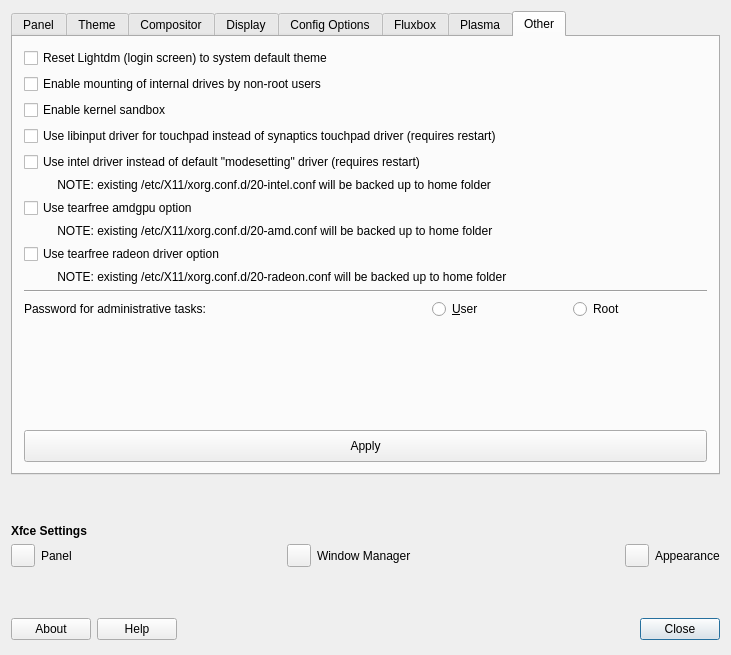
Before: the Qt Designer form defaultlook.ui in MX-Linux/mx-tweak, drawn with Qt 5.
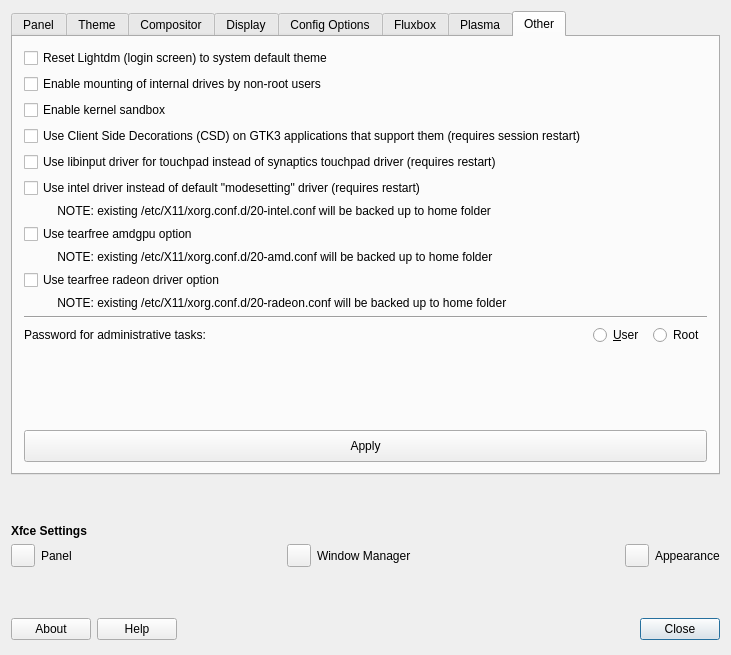
After: the same form once the commit is applied. The open tabs and pages were chosen to show the change. Icons and pictures are not drawn.

What changed in the file:
```diff
--- a/defaultlook.ui
+++ b/defaultlook.ui
@@ -1508,131 +1508,138 @@
       <layout class="QGridLayout" name="gridLayout_8">
        <item row="0" column="0">
         <layout class="QGridLayout" name="gridLayout_7">
-         <item row="0" column="0">
-          <widget class="QCheckBox" name="checkBoxLightdmReset">
+         <item row="12" column="0">
+          <widget class="QLabel" name="label_11">
            <property name="text">
-            <string>Reset Lightdm (login screen) to system default theme</string>
+            <string>Password for administrative tasks:</string>
            </property>
           </widget>
          </item>
-         <item row="1" column="0">
-          <widget class="QCheckBox" name="checkBoxMountInternalDrivesNonRoot">
-           <property name="text">
-            <string>Enable mounting of internal drives by non-root users</string>
-           </property>
-          </widget>
-         </item>
-         <item row="2" column="0">
-          <widget class="QCheckBox" name="checkBoxSandbox">
-           <property name="text">
-            <string>Enable kernel sandbox</string>
-           </property>
-          </widget>
-         </item>
-         <item row="3" column="0" colspan="2">
-          <widget class="QCheckBox" name="checkBoxlibinput">
-           <property name="text">
-            <string>Use libinput driver for touchpad instead of synaptics touchpad driver (requires restart)</string>
-           </property>
-          </widget>
-         </item>
-         <item row="4" column="0">
-          <widget class="QCheckBox" name="checkboxIntelDriver">
-           <property name="text">
-            <string>Use intel driver instead of default &quot;modesetting&quot; driver (requires restart)</string>
-           </property>
-          </widget>
-         </item>
-         <item row="5" column="0" colspan="2">
-          <widget class="QLabel" name="labelIntel">
-           <property name="text">
-            <string>          NOTE: existing /etc/X11/xorg.conf.d/20-intel.conf will be backed up to home folder</string>
-           </property>
-          </widget>
-         </item>
-         <item row="6" column="0">
-          <widget class="QCheckBox" name="checkboxAMDtearfree">
-           <property name="text">
-            <string>Use tearfree amdgpu option</string>
-           </property>
-          </widget>
-         </item>
-         <item row="7" column="0" colspan="2">
-          <widget class="QLabel" name="labelamdgpu">
-           <property name="text">
-            <string>          NOTE: existing /etc/X11/xorg.conf.d/20-amd.conf will be backed up to home folder</string>
-           </property>
-          </widget>
-         </item>
-         <item row="8" column="0">
+         <item row="9" column="0">
           <widget class="QCheckBox" name="checkboxRadeontearfree">
            <property name="text">
             <string>Use tearfree radeon driver option</string>
            </property>
           </widget>
          </item>
-         <item row="9" column="0" colspan="2">
+         <item row="10" column="0" colspan="2">
           <widget class="QLabel" name="labelradeon">
            <property name="text">
             <string>          NOTE: existing /etc/X11/xorg.conf.d/20-radeon.conf will be backed up to home folder</string>
            </property>
           </widget>
          </item>
-         <item row="10" column="0" colspan="3">
-          <widget class="Line" name="line_2">
+         <item row="13" column="0" colspan="3">
+          <spacer name="verticalSpacer_6">
            <property name="orientation">
-            <enum>Qt::Horizontal</enum>
+            <enum>Qt::Vertical</enum>
            </property>
-          </widget>
-         </item>
-         <item row="11" column="0">
-          <widget class="QLabel" name="label_11">
-           <property name="text">
-            <string>Password for administrative tasks:</string>
+           <property name="sizeHint" stdset="0">
+            <size>
+             <width>20</width>
+             <height>77</height>
+            </size>
            </property>
-          </widget>
+          </spacer>
          </item>
-         <item row="11" column="1">
+         <item row="12" column="1">
           <widget class="QRadioButton" name="radioSudoUser">
            <property name="text">
             <string>&amp;User</string>
            </property>
           </widget>
          </item>
-         <item row="11" column="2">
+         <item row="11" column="0" colspan="3">
+          <widget class="Line" name="line_2">
+           <property name="orientation">
+            <enum>Qt::Horizontal</enum>
+           </property>
+          </widget>
+         </item>
+         <item row="5" column="0">
+          <widget class="QCheckBox" name="checkboxIntelDriver">
+           <property name="text">
+            <string>Use intel driver instead of default &quot;modesetting&quot; driver (requires restart)</string>
+           </property>
+          </widget>
+         </item>
+         <item row="2" column="0">
+          <widget class="QCheckBox" name="checkBoxSandbox">
+           <property name="text">
+            <string>Enable kernel sandbox</string>
+           </property>
+          </widget>
+         </item>
+         <item row="6" column="0" colspan="2">
+          <widget class="QLabel" name="labelIntel">
+           <property name="text">
+            <string>          NOTE: existing /etc/X11/xorg.conf.d/20-intel.conf will be backed up to home folder</string>
+           </property>
+          </widget>
+         </item>
+         <item row="0" column="0">
+          <widget class="QCheckBox" name="checkBoxLightdmReset">
+           <property name="text">
+            <string>Reset Lightdm (login screen) to system default theme</string>
+           </property>
+          </widget>
+         </item>
+         <item row="4" column="0" colspan="2">
+          <widget class="QCheckBox" name="checkBoxlibinput">
+           <property name="text">
+            <string>Use libinput driver for touchpad instead of synaptics touchpad driver (requires restart)</string>
+           </property>
+          </widget>
+         </item>
+         <item row="14" column="0" colspan="3">
+          <widget class="QPushButton" name="ButtonApplyEtc">
+           <property name="minimumSize">
+            <size>
+             <width>0</width>
+             <height>32</height>
+            </size>
+           </property>
+           <property name="text">
+            <string>Apply</string>
+           </property>
+           <property name="icon">
+            <iconset theme="dialog-ok">
+             <normaloff>.</normaloff>.</iconset>
+           </property>
+          </widget>
+         </item>
+         <item row="8" column="0" colspan="2">
+          <widget class="QLabel" name="labelamdgpu">
+           <property name="text">
+            <string>          NOTE: existing /etc/X11/xorg.conf.d/20-amd.conf will be backed up to home folder</string>
+           </property>
+          </widget>
+         </item>
+         <item row="1" column="0">
+          <widget class="QCheckBox" name="checkBoxMountInternalDrivesNonRoot">
+           <property name="text">
+            <string>Enable mounting of internal drives by non-root users</string>
+           </property>
+          </widget>
+         </item>
+         <item row="7" column="0">
+          <widget class="QCheckBox" name="checkboxAMDtearfree">
+           <property name="text">
+            <string>Use tearfree amdgpu option</string>
+           </property>
+          </widget>
+         </item>
+         <item row="12" column="2">
           <widget class="QRadioButton" name="radioSudoRoot">
            <property name="text">
             <string>Root</string>
            </property>
           </widget>
          </item>
-         <item row="12" column="0" colspan="3">
-          <spacer name="verticalSpacer_6">
-           <property name="orientation">
-            <enum>Qt::Vertical</enum>
-           </property>
-           <property name="sizeHint" stdset="0">
-            <size>
-             <width>20</width>
-             <height>77</height>
-            </size>
-           </property>
-          </spacer>
-         </item>
-         <item row="13" column="0" colspan="3">
-          <widget class="QPushButton" name="ButtonApplyEtc">
-           <property name="minimumSize">
-            <size>
-             <width>0</width>
-             <height>32</height>
-            </size>
-           </property>
+         <item row="3" column="0">
+          <widget class="QCheckBox" name="checkBoxCSD">
            <property name="text">
-            <string>Apply</string>
-           </property>
-           <property name="icon">
-            <iconset theme="dialog-ok">
-             <normaloff>.</normaloff>.</iconset>
+            <string>Use Client Side Decorations (CSD) on GTK3 applications that support them (requires session restart)</string>
            </property>
           </widget>
          </item>
```
Left out of the diff: 2 changed lines with no effect on the pictures.
